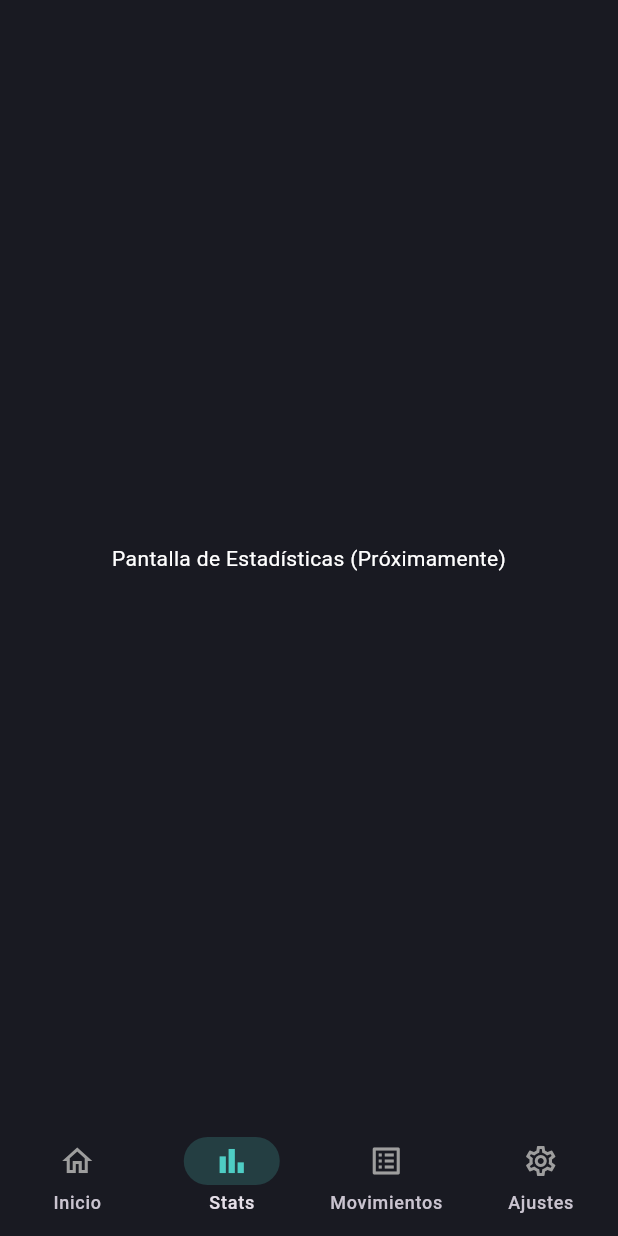
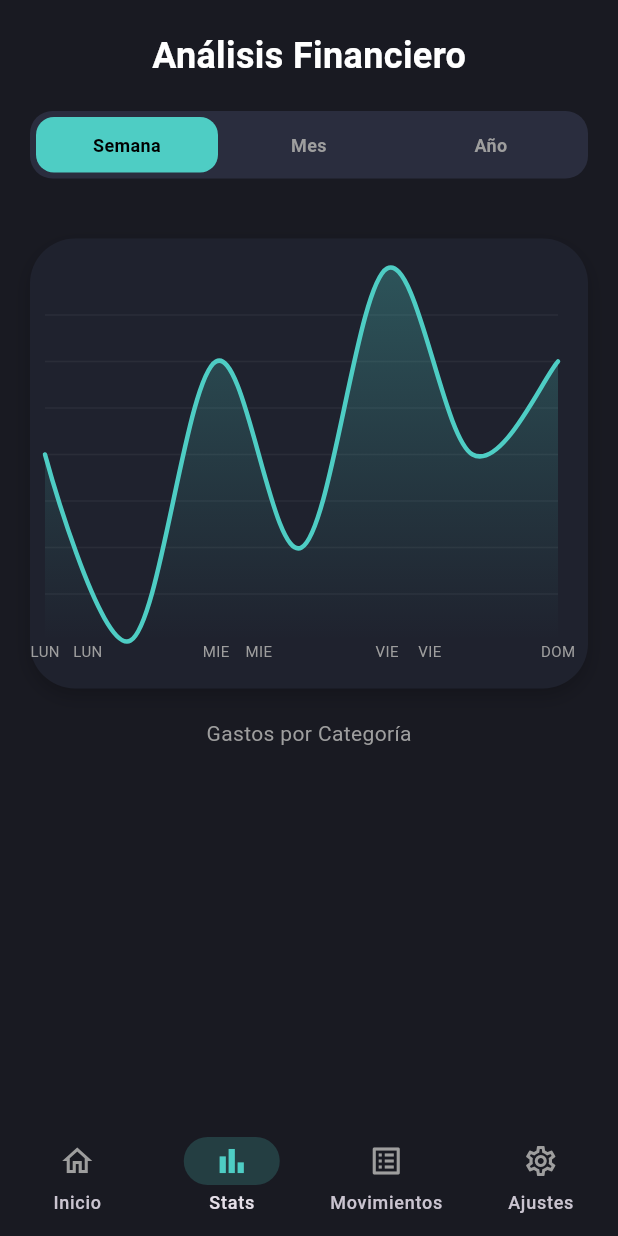
Before and after one commit to AndresCastilloPlata/balancea, a Flutter app: the screen it shows after launch, item 2 of the bottom bar chosen, on a phone screen of 412 x 824 dp. Run offline on Flutter 3.47's test engine with Material 3 defaults, Android fonts, the phone set to English and light mode, and no system bars; drawn by our look-alikes of fl_chart; our stand-ins replace go_router.

Commit message:
Feat: Implementación de StatsScreen con gráficas interactivas usando fl_chart y filtros de tiempo visuales

```diff
--- a/lib/presentation/screens/stats_screen.dart
+++ b/lib/presentation/screens/stats_screen.dart
@@ -1,3 +1,4 @@
+import 'package:balancea/presentation/widgets/stats/chart_container.dart';
 import 'package:flutter/material.dart';
 
 class StatsScreen extends StatelessWidget {
@@ -5,13 +6,81 @@ class StatsScreen extends StatelessWidget {
 
   @override
   Widget build(BuildContext context) {
-    return const Scaffold(
-      body: Center(
-        child: Text(
-          'Pantalla de Estadísticas (Próximamente)',
-          style: TextStyle(color: Colors.white),
+    return Scaffold(
+      backgroundColor: const Color(0xFF191A22),
+      body: SafeArea(
+        child: Column(
+          children: [
+            // header
+            const Padding(
+              padding: EdgeInsets.all(20),
+              child: Text(
+                'Análisis Financiero',
+                style: TextStyle(
+                  color: Colors.white,
+                  fontSize: 24,
+                  fontWeight: FontWeight.bold,
+                ),
+              ),
+            ),
+
+            // Filtros de tiempo
+            Container(
+              margin: const EdgeInsets.symmetric(horizontal: 20),
+              padding: const EdgeInsets.all(4),
+              decoration: BoxDecoration(
+                color: const Color(0xFF2A2D3E),
+                borderRadius: BorderRadius.circular(15),
+              ),
+              child: Row(
+                children: [
+                  _TimeFilterTab(text: 'Semana', isSelected: true),
+                  _TimeFilterTab(text: 'Mes', isSelected: false),
+                  _TimeFilterTab(text: 'Año', isSelected: false),
+                ],
+              ),
+            ),
+            const SizedBox(height: 20),
+            // Grafica
+            ChartContainer(),
+
+            // Resumen gastos
+            const Text(
+              "Gastos por Categoría",
+              style: TextStyle(color: Colors.grey, fontSize: 14),
+            ),
+          ],
         ),
       ),
     );
   }
 }
+
+class _TimeFilterTab extends StatelessWidget {
+  final String text;
+  final bool isSelected;
+
+  const _TimeFilterTab({required this.text, required this.isSelected});
+
+  @override
+  Widget build(BuildContext context) {
+    return Expanded(
+      child: Container(
+        padding: const EdgeInsets.symmetric(vertical: 10),
+        decoration: BoxDecoration(
+          color: isSelected ? const Color(0xFF4ECDC4) : Colors.transparent,
+          borderRadius: BorderRadius.circular(12),
+        ),
+        child: Text(
+          text,
+          textAlign: TextAlign.center,
+          style: TextStyle(
+            color: isSelected ? Colors.black : Colors.grey,
+            fontWeight: FontWeight.bold,
+            fontSize: 12,
+          ),
+        ),
+      ),
+    );
+  }
+}
--- /dev/null
+++ b/lib/presentation/widgets/stats/chart_container.dart
@@ -0,0 +1,121 @@
+import 'package:fl_chart/fl_chart.dart';
+import 'package:flutter/material.dart';
+
+class ChartContainer extends StatelessWidget {
+  const ChartContainer({super.key});
+
+  @override
+  Widget build(BuildContext context) {
+    // Base
+    return Container(
+      height: 300,
+      margin: const EdgeInsets.all(20),
+      padding: const EdgeInsets.fromLTRB(10, 20, 20, 10),
+      decoration: BoxDecoration(
+        color: const Color(0xFF1F222E),
+        borderRadius: BorderRadius.circular(30),
+        boxShadow: [
+          BoxShadow(
+            color: Colors.black.withValues(alpha: 0.2),
+            blurRadius: 10,
+            offset: const Offset(0, 5),
+          ),
+        ],
+      ),
+
+      // Grafica
+      child: LineChart(
+        LineChartData(
+          gridData: FlGridData(
+            show: true,
+            drawVerticalLine: false,
+            getDrawingHorizontalLine: (value) {
+              return FlLine(
+                color: Colors.white.withValues(alpha: 0.05),
+                strokeWidth: 1,
+              );
+            },
+          ),
+
+          // Bordes
+          titlesData: FlTitlesData(
+            show: true,
+            rightTitles: const AxisTitles(
+              sideTitles: SideTitles(showTitles: false),
+            ),
+            topTitles: const AxisTitles(
+              sideTitles: SideTitles(showTitles: false),
+            ),
+
+            // Etiqueta inferior (X -> tiempo)
+            bottomTitles: AxisTitles(
+              sideTitles: SideTitles(
+                showTitles: true,
+                getTitlesWidget: (value, meta) {
+                  const style = TextStyle(color: Colors.grey, fontSize: 10);
+                  String text;
+                  switch (value.toInt()) {
+                    case 0:
+                      text = 'LUN';
+                      break;
+                    case 2:
+                      text = 'MIE';
+                      break;
+                    case 4:
+                      text = 'VIE';
+                      break;
+                    case 6:
+                      text = 'DOM';
+                      break;
+                    default:
+                      return Container(); // Ocultar otros días para no amontonar
+                  }
+                  return Text(text, style: style);
+                },
+              ),
+            ),
+            leftTitles: const AxisTitles(
+              sideTitles: SideTitles(showTitles: false),
+            ),
+          ),
+          borderData: FlBorderData(show: false), // sin marco cadrado
+          // Datos
+          lineBarsData: [
+            LineChartBarData(
+              spots: const [
+                //Dia|Monto
+                FlSpot(0, 3), // Lunes
+                FlSpot(1, 1), // Martes (Bajó)
+                FlSpot(2, 4), // Miercoles (Subió)
+                FlSpot(3, 2),
+                FlSpot(4, 5), // Viernes (Pico)
+                FlSpot(5, 3),
+                FlSpot(6, 4),
+              ],
+              isCurved: true,
+              color: const Color(0xFF4ECDC4),
+              barWidth: 3,
+              isStrokeCapRound: true,
+
+              // Punto de cada dato
+              dotData: const FlDotData(show: false),
+
+              // area sombreada bajo la curva
+              belowBarData: BarAreaData(
+                show: true,
+                gradient: LinearGradient(
+                  begin: Alignment.topCenter,
+                  end: Alignment.bottomCenter,
+                  colors: [
+                    const Color(0xFF4ECDC4).withValues(alpha: 0.3),
+                    const Color(0xFF4ECDC4).withValues(alpha: 0.0),
+                  ],
+                ),
+              ),
+            ),
+          ],
+        ),
+      ),
+    );
+  }
+}
```
Also changed, not shown: pubspec.yaml (+1 -6 lines), pubspec.lock.
